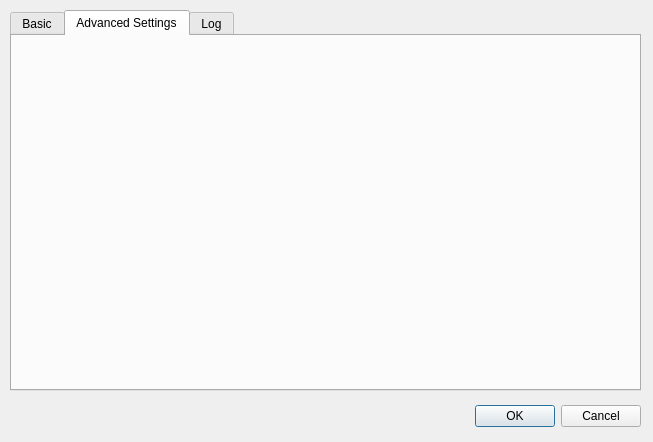
First picture: the form in qodm/qodm_dialog_base.ui, repository SandroGroth/QODM, before the edit.
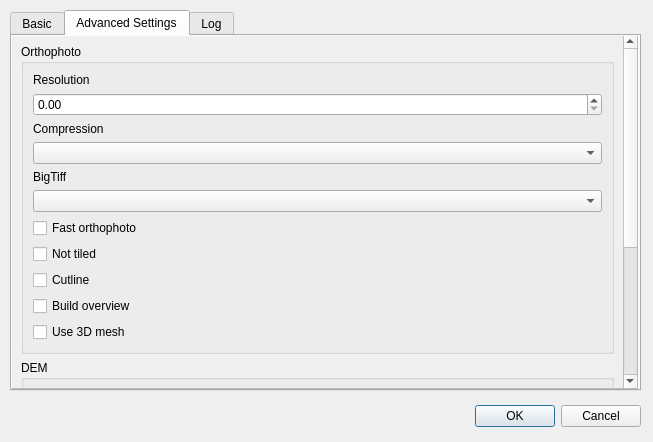
Second picture: the form after the edit. The open tabs and pages were chosen to show the change.

Commit message: Added Orthophoto and DEM GUI.

Diff of the .ui file:
```diff
--- a/qodm/qodm_dialog_base.ui
+++ b/qodm/qodm_dialog_base.ui
@@ -267,6 +267,161 @@
     <attribute name="title">
      <string>Advanced Settings</string>
     </attribute>
+    <widget class="QScrollArea" name="scrollArea">
+     <property name="geometry">
+      <rect>
+       <x>-1</x>
+       <y>-2</y>
+       <width>627</width>
+       <height>355</height>
+      </rect>
+     </property>
+     <property name="verticalScrollBarPolicy">
+      <enum>Qt::ScrollBarAlwaysOn</enum>
+     </property>
+     <property name="widgetResizable">
+      <bool>true</bool>
+     </property>
+     <widget class="QWidget" name="scrollAreaWidgetContents">
+      <property name="geometry">
+       <rect>
+        <x>0</x>
+        <y>-209</y>
+        <width>608</width>
+        <height>562</height>
+       </rect>
+      </property>
+      <layout class="QVBoxLayout" name="verticalLayout_2">
+       <item>
+        <widget class="QGroupBox" name="groupBox">
+         <property name="title">
+          <string>Orthophoto</string>
+         </property>
+         <layout class="QVBoxLayout" name="verticalLayout_3">
+          <item>
+           <widget class="QLabel" name="label_5">
+            <property name="text">
+             <string>Resolution</string>
+            </property>
+           </widget>
+          </item>
+          <item>
+           <widget class="QDoubleSpinBox" name="doubleSpinBox"/>
+          </item>
+          <item>
+           <widget class="QLabel" name="label_6">
+            <property name="text">
+             <string>Compression</string>
+            </property>
+           </widget>
+          </item>
+          <item>
+           <widget class="QComboBox" name="comboBox"/>
+          </item>
+          <item>
+           <widget class="QLabel" name="label_7">
+            <property name="text">
+             <string>BigTiff</string>
+            </property>
+           </widget>
+          </item>
+          <item>
+           <widget class="QComboBox" name="comboBox_2"/>
+          </item>
+          <item>
+           <widget class="QCheckBox" name="checkBox">
+            <property name="text">
+             <string>Fast orthophoto</string>
+            </property>
+           </widget>
+          </item>
+          <item>
+           <widget class="QCheckBox" name="checkBox_2">
+            <property name="text">
+             <string>Not tiled</string>
+            </property>
+           </widget>
+          </item>
+          <item>
+           <widget class="QCheckBox" name="checkBox_3">
+            <property name="text">
+             <string>Cutline</string>
+            </property>
+           </widget>
+          </item>
+          <item>
+           <widget class="QCheckBox" name="checkBox_4">
+            <property name="text">
+             <string>Build overview</string>
+            </property>
+           </widget>
+          </item>
+          <item>
+           <widget class="QCheckBox" name="checkBox_6">
+            <property name="text">
+             <string>Use 3D mesh</string>
+            </property>
+           </widget>
+          </item>
+         </layout>
+        </widget>
+       </item>
+       <item>
+        <widget class="QGroupBox" name="groupBox_2">
+         <property name="title">
+          <string>DEM</string>
+         </property>
+         <layout class="QVBoxLayout" name="verticalLayout_4">
+          <item>
+           <widget class="QLabel" name="label_8">
+            <property name="text">
+             <string>Gapfill steps</string>
+            </property>
+           </widget>
+          </item>
+          <item>
+           <widget class="QSpinBox" name="spinBox"/>
+          </item>
+          <item>
+           <widget class="QLabel" name="label_9">
+            <property name="text">
+             <string>Resolution</string>
+            </property>
+           </widget>
+          </item>
+          <item>
+           <widget class="QDoubleSpinBox" name="doubleSpinBox_2"/>
+          </item>
+          <item>
+           <widget class="QLabel" name="label_10">
+            <property name="text">
+             <string>Decimation</string>
+            </property>
+           </widget>
+          </item>
+          <item>
+           <widget class="QSpinBox" name="spinBox_2"/>
+          </item>
+          <item>
+           <widget class="QCheckBox" name="checkBox_7">
+            <property name="text">
+             <string>Euclidian map</string>
+            </property>
+           </widget>
+          </item>
+         </layout>
+        </widget>
+       </item>
+       <item>
+        <widget class="QGroupBox" name="groupBox_3">
+         <property name="title">
+          <string>Point Cloud</string>
+         </property>
+        </widget>
+       </item>
+      </layout>
+     </widget>
+    </widget>
    </widget>
    <widget class="QWidget" name="log_tab">
     <attribute name="title">
```
Left out of the diff: 2 changed lines with no effect on the pictures.
